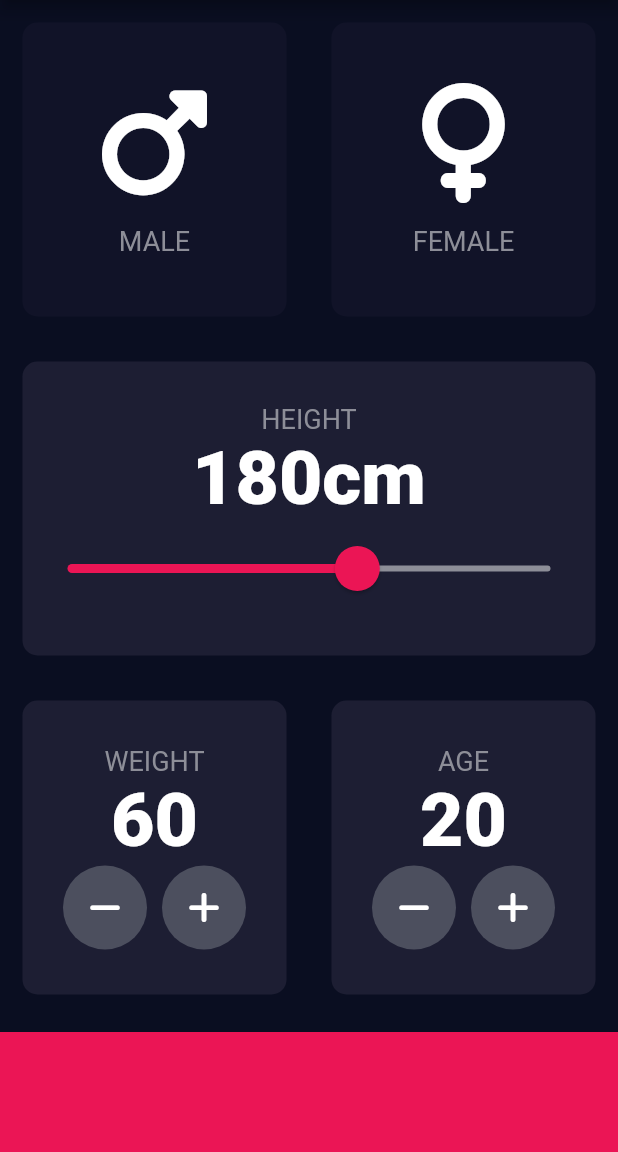
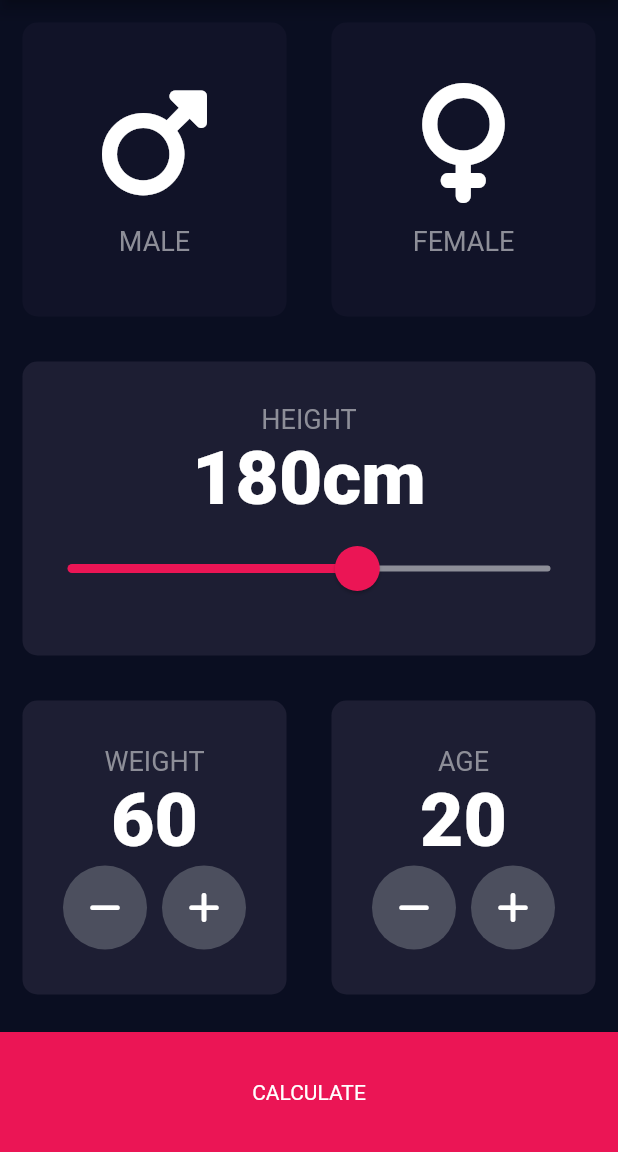
Before and after one commit to anojan1996/Flutter-BMI-Calculator-App, a Flutter app: the screen it shows after launch, on a phone screen of 412 x 824 dp, the part 84-1236 px from its top. Run offline on Flutter 3.47's test engine with Material 2 defaults, Android fonts, the phone set to English and light mode, and no system bars; our stand-ins replace font_awesome_flutter.

```diff
--- a/lib/input_page.dart
+++ b/lib/input_page.dart
@@ -1,4 +1,5 @@
 import 'package:bmi_calculator_app/Icon_Content.dart';
+import 'package:bmi_calculator_app/results_page.dart';
 import 'package:bmi_calculator_app/round_icon_button.dart';
 import 'package:flutter/material.dart';
 import 'package:bmi_calculator_app/Card.dart';
@@ -215,11 +216,18 @@ class _InputPageState extends State<InputPage> {
             ],
             ),
           ),
-          Container(
-            color: kbottomContainerColour,
-            margin: EdgeInsets.only(top: 10.0),
-            width: double.infinity,
-            height: kbottomContainerHeight,
+          GestureDetector(
+            onTap: () {
+              Navigator.push(context,
+              MaterialPageRoute(builder: (context) => ResultsPage()));
+            },
+            child: Container(
+              child: Center(child: Text('CALCULATE')),
+              color: kbottomContainerColour,
+              margin: EdgeInsets.only(top: 10.0),
+              width: double.infinity,
+              height: kbottomContainerHeight,
+            ),
           )
       ],
       ),
```
Also changed, not shown: lib/results_page.dart (added, +14 -0 lines).
